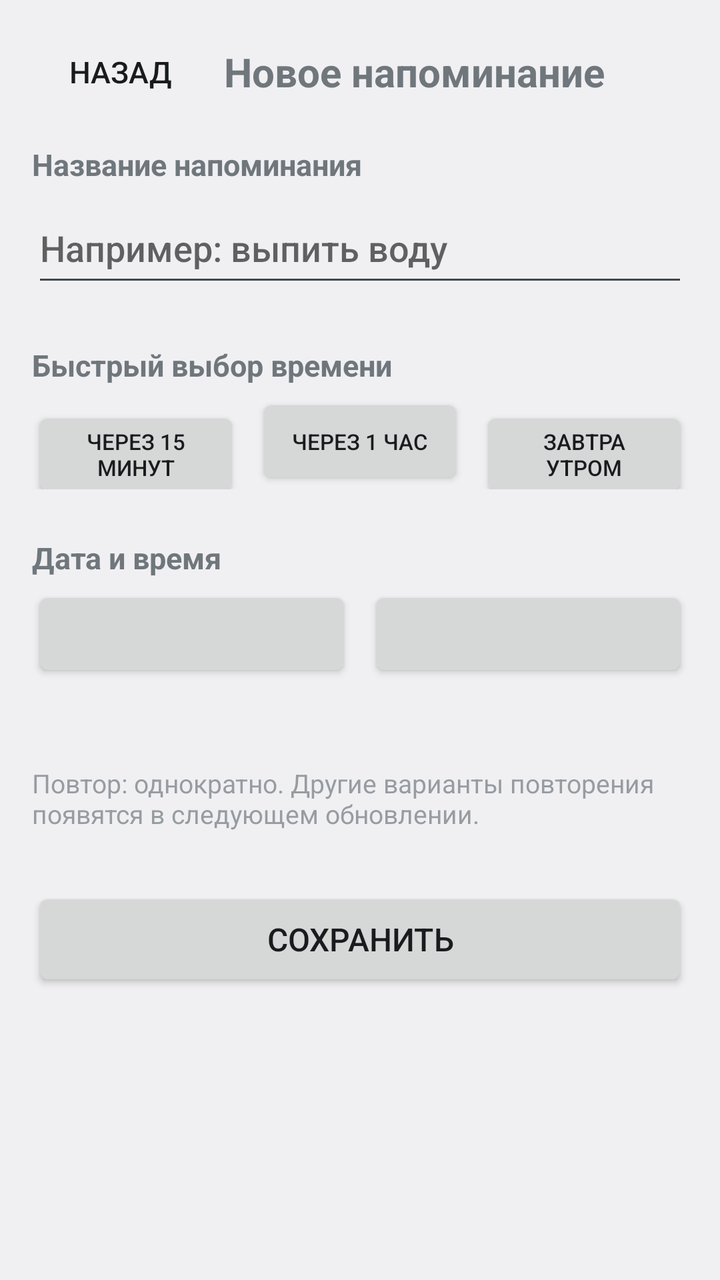
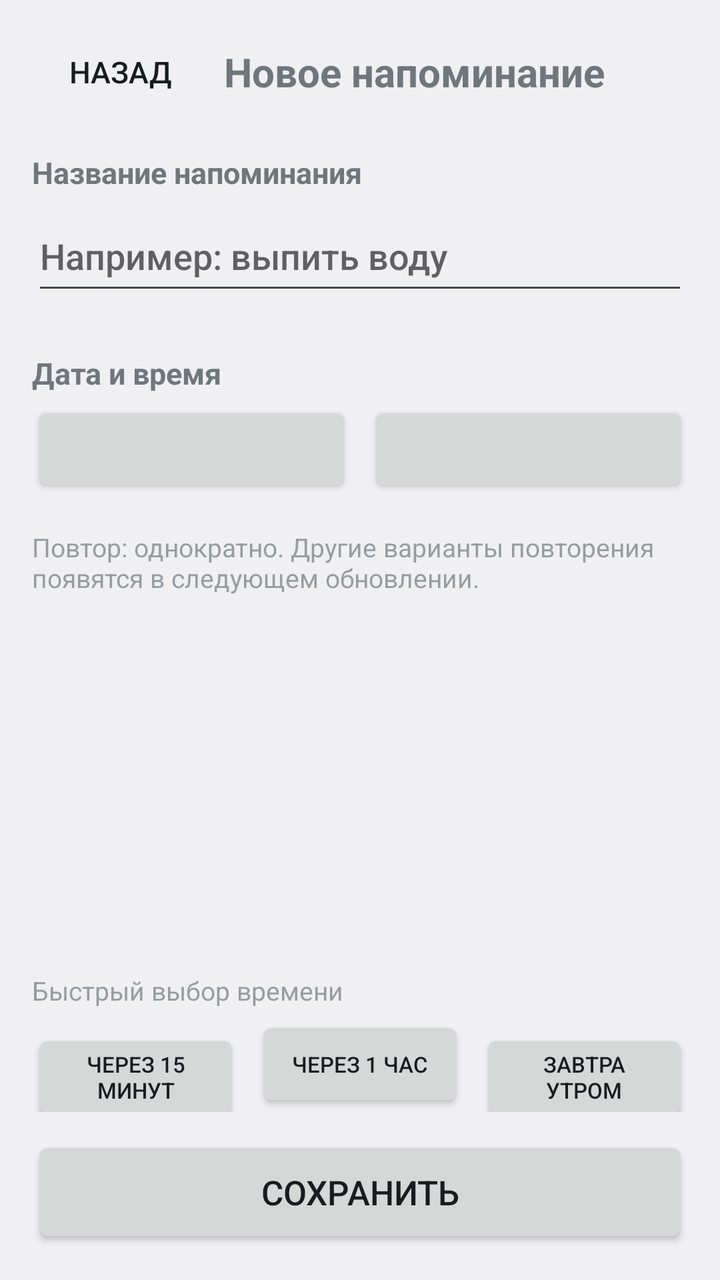

Two renders of the same Android screen: before a commit and after it. Below are the layout's source before the change and the commit's diff.
<!-- AndroidManifest.xml: application theme Theme.Ritmo -->
<!-- res/layout/activity_edit.xml -->
<?xml version="1.0" encoding="utf-8"?>
<ScrollView xmlns:android="http://schemas.android.com/apk/res/android"
    android:id="@+id/root"
    android:layout_width="match_parent"
    android:layout_height="match_parent"
    android:clipToPadding="false"
    android:fillViewport="true">

    <LinearLayout
        android:layout_width="match_parent"
        android:layout_height="wrap_content"
        android:orientation="vertical"
        android:paddingStart="16dp"
        android:paddingEnd="16dp"
        android:paddingTop="12dp"
        android:paddingBottom="24dp">

        <LinearLayout
            android:layout_width="match_parent"
            android:layout_height="wrap_content"
            android:gravity="center_vertical"
            android:orientation="horizontal">

            <Button
                android:id="@+id/back_button"
                style="?android:attr/borderlessButtonStyle"
                android:layout_width="wrap_content"
                android:layout_height="wrap_content"
                android:minHeight="48dp"
                android:text="@string/back"
                android:textSize="15sp" />

            <TextView
                android:id="@+id/screen_title"
                android:layout_width="0dp"
                android:layout_height="wrap_content"
                android:layout_marginStart="8dp"
                android:layout_weight="1"
                android:text="@string/new_title"
                android:textSize="20sp"
                android:textStyle="bold" />
        </LinearLayout>

        <TextView
            android:layout_width="match_parent"
            android:layout_height="wrap_content"
            android:layout_marginTop="12dp"
            android:text="@string/field_title"
            android:textSize="15sp"
            android:textStyle="bold" />

        <EditText
            android:id="@+id/title_input"
            android:layout_width="match_parent"
            android:layout_height="wrap_content"
            android:layout_marginTop="4dp"
            android:hint="@string/title_hint"
            android:importantForAutofill="no"
            android:inputType="textCapSentences"
            android:maxLength="120"
            android:minHeight="52dp"
            android:textSize="18sp" />

        <TextView
            android:layout_width="match_parent"
            android:layout_height="wrap_content"
            android:layout_marginTop="24dp"
            android:text="@string/quick_pick"
            android:textSize="15sp"
            android:textStyle="bold" />

        <LinearLayout
            android:layout_width="match_parent"
            android:layout_height="wrap_content"
            android:layout_marginTop="4dp"
            android:orientation="horizontal">

            <Button
                android:id="@+id/preset_15_min"
                android:layout_width="0dp"
                android:layout_height="wrap_content"
                android:layout_weight="1"
                android:minHeight="48dp"
                android:text="@string/preset_15_min"
                android:textSize="11sp" />

            <Button
                android:id="@+id/preset_1_hour"
                android:layout_width="0dp"
                android:layout_height="wrap_content"
                android:layout_marginStart="8dp"
                android:layout_weight="1"
                android:minHeight="48dp"
                android:text="@string/preset_1_hour"
                android:textSize="11sp" />

            <Button
                android:id="@+id/preset_tomorrow"
                android:layout_width="0dp"
                android:layout_height="wrap_content"
                android:layout_marginStart="8dp"
                android:layout_weight="1"
                android:minHeight="48dp"
                android:text="@string/preset_tomorrow"
                android:textSize="11sp" />
        </LinearLayout>

        <TextView
            android:layout_width="match_parent"
            android:layout_height="wrap_content"
            android:layout_marginTop="24dp"
            android:text="@string/field_date_time"
            android:textSize="15sp"
            android:textStyle="bold" />

        <LinearLayout
            android:layout_width="match_parent"
            android:layout_height="wrap_content"
            android:layout_marginTop="4dp"
            android:orientation="horizontal">

            <Button
                android:id="@+id/date_button"
                android:layout_width="0dp"
                android:layout_height="wrap_content"
                android:layout_weight="1"
                android:minHeight="48dp"
                android:textSize="14sp" />

            <Button
                android:id="@+id/time_button"
                android:layout_width="0dp"
                android:layout_height="wrap_content"
                android:layout_marginStart="8dp"
                android:layout_weight="1"
                android:minHeight="48dp"
                android:textSize="14sp" />
        </LinearLayout>

        <TextView
            android:id="@+id/schedule_value"
            android:layout_width="match_parent"
            android:layout_height="wrap_content"
            android:layout_marginTop="12dp"
            android:textSize="16sp"
            android:textStyle="bold" />

        <TextView
            android:id="@+id/repeat_note"
            android:layout_width="match_parent"
            android:layout_height="wrap_content"
            android:layout_marginTop="8dp"
            android:alpha="0.7"
            android:text="@string/repeat_once_note"
            android:textSize="13sp" />

        <Button
            android:id="@+id/save_button"
            android:layout_width="match_parent"
            android:layout_height="wrap_content"
            android:layout_marginTop="28dp"
            android:minHeight="52dp"
            android:text="@string/save"
            android:textSize="16sp" />

    </LinearLayout>
</ScrollView>
<!-- resources referenced by this layout -->
<resources>
  <string name="back">Назад</string>
  <string name="field_date_time">Дата и время</string>
  <string name="field_title">Название напоминания</string>
  <string name="new_title">Новое напоминание</string>
  <string name="preset_15_min">Через 15 минут</string>
  <string name="preset_1_hour">Через 1 час</string>
  <string name="preset_tomorrow">Завтра утром</string>
  <string name="quick_pick">Быстрый выбор времени</string>
  <string name="repeat_once_note">Повтор: однократно. Другие варианты повторения появятся в следующем обновлении.</string>
  <string name="save">Сохранить</string>
  <string name="title_hint">Например: выпить воду</string>
  <style name="Theme.Ritmo" parent="@android:style/Theme.DeviceDefault.Light">
          <item name="android:windowActionBar">false</item>
          <item name="android:windowNoTitle">true</item>
          <item name="android:windowBackground">?android:attr/colorBackground</item>
          <item name="android:statusBarColor">?android:attr/colorBackground</item>
          <item name="android:navigationBarColor">@android:color/black</item>
          <item name="android:windowLightStatusBar">true</item>
      </style>
</resources>

<!-- the commit's change to res/layout/activity_edit.xml (unified diff, before → after) -->
@@ -1,73 +1,144 @@
 <?xml version="1.0" encoding="utf-8"?>
-<ScrollView xmlns:android="http://schemas.android.com/apk/res/android"
+<LinearLayout xmlns:android="http://schemas.android.com/apk/res/android"
     android:id="@+id/root"
     android:layout_width="match_parent"
     android:layout_height="match_parent"
-    android:clipToPadding="false"
-    android:fillViewport="true">
+    android:orientation="vertical">
 
+    <LinearLayout
+        android:layout_width="match_parent"
+        android:layout_height="wrap_content"
+        android:gravity="center_vertical"
+        android:orientation="horizontal"
+        android:paddingStart="16dp"
+        android:paddingEnd="16dp"
+        android:paddingTop="12dp"
+        android:paddingBottom="4dp">
+
+        <Button
+            android:id="@+id/back_button"
+            style="?android:attr/borderlessButtonStyle"
+            android:layout_width="wrap_content"
+            android:layout_height="wrap_content"
+            android:minHeight="48dp"
+            android:text="@string/back"
+            android:textSize="15sp" />
+
+        <TextView
+            android:id="@+id/screen_title"
+            android:layout_width="0dp"
+            android:layout_height="wrap_content"
+            android:layout_marginStart="8dp"
+            android:layout_weight="1"
+            android:text="@string/new_title"
+            android:textSize="20sp"
+            android:textStyle="bold" />
+    </LinearLayout>
+
+    
+    <ScrollView
+        android:layout_width="match_parent"
+        android:layout_height="0dp"
+        android:layout_weight="1"
+        android:clipToPadding="false"
+        android:fillViewport="true">
+
+        <LinearLayout
+            android:layout_width="match_parent"
+            android:layout_height="wrap_content"
+            android:orientation="vertical"
+            android:paddingStart="16dp"
+            android:paddingEnd="16dp"
+            android:paddingTop="12dp"
+            android:paddingBottom="16dp">
+
+            <TextView
+                android:layout_width="match_parent"
+                android:layout_height="wrap_content"
+                android:text="@string/field_title"
+                android:textSize="15sp"
+                android:textStyle="bold" />
+
+            <EditText
+                android:id="@+id/title_input"
+                android:layout_width="match_parent"
+                android:layout_height="wrap_content"
+                android:layout_marginTop="4dp"
+                android:hint="@string/title_hint"
+                android:importantForAutofill="no"
+                android:inputType="textCapSentences"
+                android:maxLength="120"
+                android:minHeight="52dp"
+                android:textSize="18sp" />
+
+            <TextView
+                android:layout_width="match_parent"
+                android:layout_height="wrap_content"
+                android:layout_marginTop="24dp"
+                android:text="@string/field_date_time"
+                android:textSize="15sp"
+                android:textStyle="bold" />
+
+            <LinearLayout
+                android:layout_width="match_parent"
+                android:layout_height="wrap_content"
+                android:layout_marginTop="4dp"
+                android:orientation="horizontal">
+
+                <Button
+                    android:id="@+id/date_button"
+                    android:layout_width="0dp"
+                    android:layout_height="wrap_content"
+                    android:layout_weight="1"
+                    android:minHeight="48dp"
+                    android:textSize="14sp" />
+
+                <Button
+                    android:id="@+id/time_button"
+                    android:layout_width="0dp"
+                    android:layout_height="wrap_content"
+                    android:layout_marginStart="8dp"
+                    android:layout_weight="1"
+                    android:minHeight="48dp"
+                    android:textSize="14sp" />
+            </LinearLayout>
+
+            <TextView
+                android:id="@+id/repeat_note"
+                android:layout_width="match_parent"
+                android:layout_height="wrap_content"
+                android:layout_marginTop="16dp"
+                android:alpha="0.7"
+                android:text="@string/repeat_once_note"
+                android:textSize="13sp" />
+
+        </LinearLayout>
+    </ScrollView>
+
+    
     <LinearLayout
         android:layout_width="match_parent"
         android:layout_height="wrap_content"
         android:orientation="vertical"
         android:paddingStart="16dp"
         android:paddingEnd="16dp"
-        android:paddingTop="12dp"
-        android:paddingBottom="24dp">
+        android:paddingTop="8dp"
+        android:paddingBottom="16dp">
 
-        <LinearLayout
+        <TextView
+            android:id="@+id/schedule_value"
             android:layout_width="match_parent"
             android:layout_height="wrap_content"
-            android:gravity="center_vertical"
-            android:orientation="horizontal">
-
-            <Button
-                android:id="@+id/back_button"
-                style="?android:attr/borderlessButtonStyle"
-                android:layout_width="wrap_content"
-                android:layout_height="wrap_content"
-                android:minHeight="48dp"
-                android:text="@string/back"
-                android:textSize="15sp" />
-
-            <TextView
-                android:id="@+id/screen_title"
-                android:layout_width="0dp"
-                android:layout_height="wrap_content"
-                android:layout_marginStart="8dp"
-                android:layout_weight="1"
-                android:text="@string/new_title"
-                android:textSize="20sp"
-                android:textStyle="bold" />
-        </LinearLayout>
+            android:textSize="16sp"
+            android:textStyle="bold" />
 
         <TextView
             android:layout_width="match_parent"
             android:layout_height="wrap_content"
-            android:layout_marginTop="12dp"
-            android:text="@string/field_title"
-            android:textSize="15sp"
-            android:textStyle="bold" />
-
-        <EditText
-            android:id="@+id/title_input"
-            android:layout_width="match_parent"
-            android:layout_height="wrap_content"
-            android:layout_marginTop="4dp"
-            android:hint="@string/title_hint"
-            android:importantForAutofill="no"
-            android:inputType="textCapSentences"
-            android:maxLength="120"
-            android:minHeight="52dp"
-            android:textSize="18sp" />
-
-        <TextView
-            android:layout_width="match_parent"
-            android:layout_height="wrap_content"
-            android:layout_marginTop="24dp"
+            android:layout_marginTop="8dp"
+            android:alpha="0.7"
             android:text="@string/quick_pick"
-            android:textSize="15sp"
-            android:textStyle="bold" />
+            android:textSize="13sp" />
 
         <LinearLayout
             android:layout_width="match_parent"
@@ -105,63 +176,14 @@
                 android:textSize="11sp" />
         </LinearLayout>
 
-        <TextView
-            android:layout_width="match_parent"
-            android:layout_height="wrap_content"
-            android:layout_marginTop="24dp"
-            android:text="@string/field_date_time"
-            android:textSize="15sp"
-            android:textStyle="bold" />
-
-        <LinearLayout
-            android:layout_width="match_parent"
-            android:layout_height="wrap_content"
-            android:layout_marginTop="4dp"
-            android:orientation="horizontal">
-
-            <Button
-                android:id="@+id/date_button"
-                android:layout_width="0dp"
-                android:layout_height="wrap_content"
-                android:layout_weight="1"
-                android:minHeight="48dp"
-                android:textSize="14sp" />
-
-            <Button
-                android:id="@+id/time_button"
-                android:layout_width="0dp"
-                android:layout_height="wrap_content"
-                android:layout_marginStart="8dp"
-                android:layout_weight="1"
-                android:minHeight="48dp"
-                android:textSize="14sp" />
-        </LinearLayout>
-
-        <TextView
-            android:id="@+id/schedule_value"
-            android:layout_width="match_parent"
-            android:layout_height="wrap_content"
-            android:layout_marginTop="12dp"
-            android:textSize="16sp"
-            android:textStyle="bold" />
-
-        <TextView
-            android:id="@+id/repeat_note"
-            android:layout_width="match_parent"
-            android:layout_height="wrap_content"
-            android:layout_marginTop="8dp"
-            android:alpha="0.7"
-            android:text="@string/repeat_once_note"
-            android:textSize="13sp" />
-
         <Button
             android:id="@+id/save_button"
             android:layout_width="match_parent"
             android:layout_height="wrap_content"
-            android:layout_marginTop="28dp"
-            android:minHeight="52dp"
+            android:layout_marginTop="12dp"
+            android:minHeight="56dp"
             android:text="@string/save"
-            android:textSize="16sp" />
+            android:textSize="17sp" />
 
     </LinearLayout>
-</ScrollView>
+</LinearLayout>
